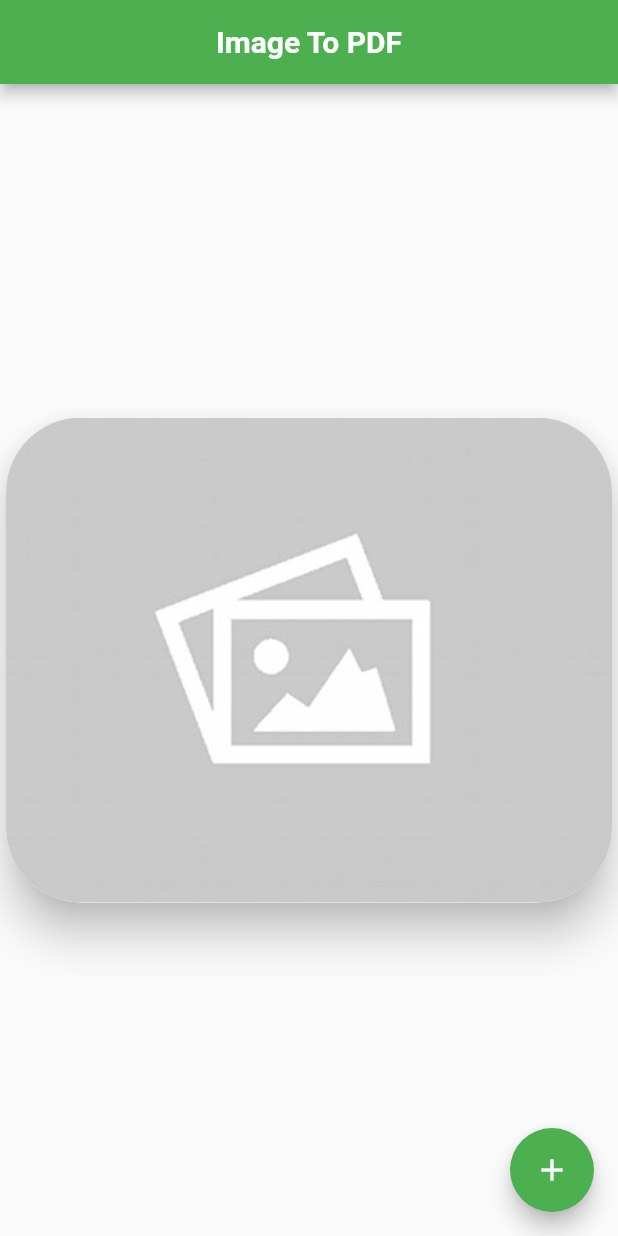
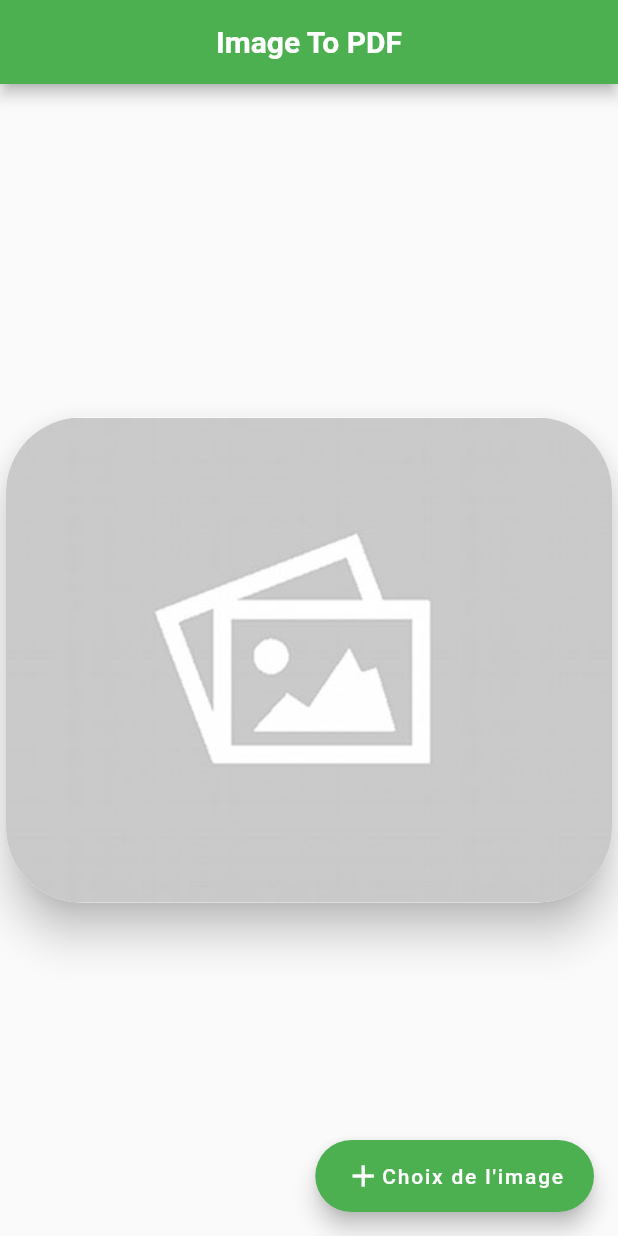
Before and after one commit to Maxvyr/Image_to_PDF, a Flutter app: the screen it shows after launch, on a phone screen of 412 x 824 dp. Run offline on Flutter 3.47's test engine with Material 2 defaults, Android fonts, the phone set to English and light mode, and no system bars; our stand-ins replace image_picker, open_file, pdf.

Commit message:
update design FAB if no choose or already choose

```diff
--- a/lib/views/home_page.dart
+++ b/lib/views/home_page.dart
@@ -29,11 +29,22 @@ class _MyHomePageState extends State<MyHomePage> {
             ? ViewImageEmpty()
             : ViewImageSelected(_imageFile!),
       ),
-      floatingActionButton: FloatingActionButton(
-        onPressed: _pickImage,
-        tooltip: 'Increment',
-        child: const Icon(Icons.add),
-      ),
+      floatingActionButton: (_imageFile == null)
+          ? FloatingActionButton.extended(
+              onPressed: _pickImage,
+              tooltip: 'Increment',
+              label: Row(
+                children: [
+                  const Icon(Icons.add),
+                  const Text("Choix de l'image"),
+                ],
+              ),
+            )
+          : FloatingActionButton(
+              onPressed: _pickImage,
+              tooltip: 'Increment',
+              child: const Icon(Icons.add),
+            ),
     );
   }
 
```
